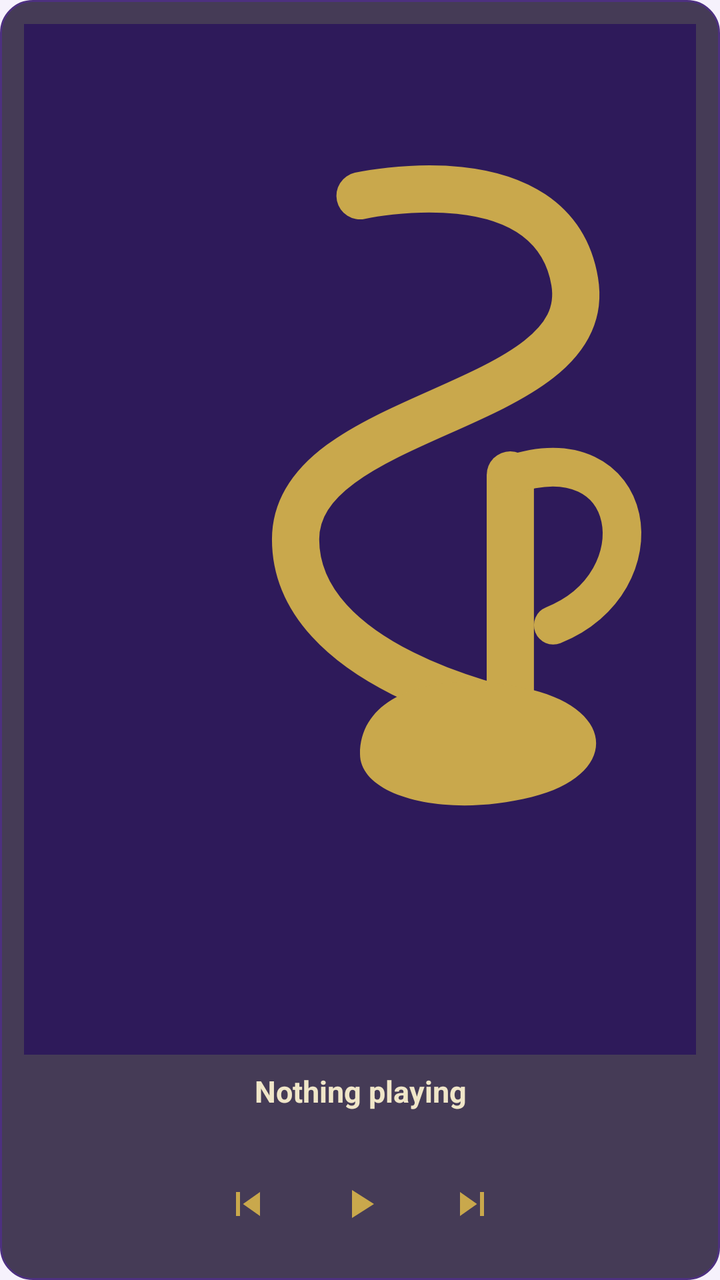
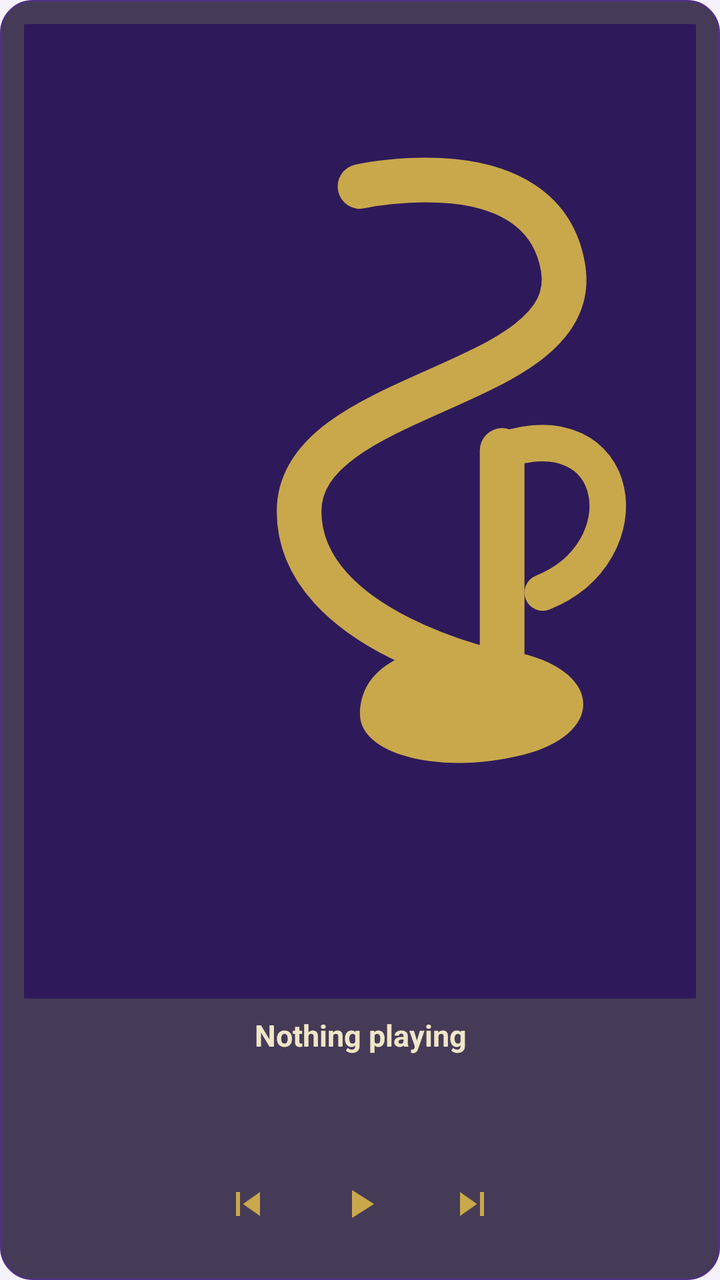

The first picture is an Android layout as it rendered before a commit; the second is the same layout after the commit. The layout source and the unified diff follow.
<!-- AndroidManifest.xml: application theme Theme.Swara -->
<!-- res/layout/widget_swara_player_vertical.xml -->
<?xml version="1.0" encoding="utf-8"?>
<LinearLayout xmlns:android="http://schemas.android.com/apk/res/android"
    android:id="@+id/widget_root"
    android:layout_width="match_parent"
    android:layout_height="match_parent"
    android:orientation="vertical"
    android:background="@drawable/bg_widget"
    android:padding="12dp">

    
    <ImageView
        android:id="@+id/widget_album_art"
        android:layout_width="match_parent"
        android:layout_height="0dp"
        android:layout_weight="1"
        android:scaleType="centerCrop"
        android:adjustViewBounds="true"
        android:src="@drawable/ic_artwork_fallback"
        android:contentDescription="@string/cd_album_art" />

    
    <LinearLayout
        android:id="@+id/widget_info"
        android:layout_width="match_parent"
        android:layout_height="wrap_content"
        android:orientation="vertical"
        android:gravity="center"
        android:layout_marginTop="8dp"
        android:layout_marginBottom="4dp">

        <TextView
            android:id="@+id/widget_song_title"
            android:layout_width="wrap_content"
            android:layout_height="wrap_content"
            android:text="@string/widget_no_song"
            android:textColor="#F0E6C8"
            android:textSize="15sp"
            android:textStyle="bold"
            android:maxLines="1"
            android:gravity="center"
            android:ellipsize="marquee"
            android:singleLine="true" />

        <TextView
            android:id="@+id/widget_artist_name"
            android:layout_width="wrap_content"
            android:layout_height="wrap_content"
            android:layout_marginTop="2dp"
            android:text=""
            android:textColor="#9B7EC8"
            android:textSize="12sp"
            android:maxLines="1"
            android:gravity="center"
            android:ellipsize="end" />

    </LinearLayout>

    
    <LinearLayout
        android:id="@+id/widget_controls"
        android:layout_width="match_parent"
        android:layout_height="wrap_content"
        android:orientation="horizontal"
        android:gravity="center"
        android:layout_marginBottom="2dp">

        <ImageButton
            android:id="@+id/widget_btn_prev"
            android:layout_width="40dp"
            android:layout_height="40dp"
            android:background="@android:color/transparent"
            android:src="@drawable/ic_skip_prev"
            android:tint="#C9A84C"
            android:contentDescription="Previous" />

        <ImageButton
            android:id="@+id/widget_btn_play_pause"
            android:layout_width="48dp"
            android:layout_height="48dp"
            android:background="@android:color/transparent"
            android:src="@drawable/ic_play"
            android:tint="#C9A84C"
            android:contentDescription="Play / Pause"
            android:layout_marginHorizontal="12dp" />

        <ImageButton
            android:id="@+id/widget_btn_next"
            android:layout_width="40dp"
            android:layout_height="40dp"
            android:background="@android:color/transparent"
            android:src="@drawable/ic_skip_next"
            android:tint="#C9A84C"
            android:contentDescription="Next" />

    </LinearLayout>

</LinearLayout>
<!-- resources referenced by this layout -->
<resources>
  <!-- drawable bg_widget (drawable) -->
  <?xml version="1.0" encoding="utf-8"?>
  <shape xmlns:android="http://schemas.android.com/apk/res/android"
      android:shape="rectangle">
  
      <solid android:color="#CC1A0E2E" />  
  
      <stroke
          android:width="1dp"
          android:color="#4D3080" />        
  
      <corners android:radius="16dp" />
  
  </shape>
  <!-- drawable ic_artwork_fallback (drawable) -->
  <?xml version="1.0" encoding="utf-8"?>
  <vector xmlns:android="http://schemas.android.com/apk/res/android"
      android:width="48dp"
      android:height="48dp"
      android:viewportWidth="48"
      android:viewportHeight="48">
  
      
      <path
          android:pathData="M8,0 L40,0 A8,8 0 0 1 48,8 L48,40 A8,8 0 0 1 40,48 L8,48 A8,8 0 0 1 0,40 L0,8 A8,8 0 0 1 8,0 Z"
          android:fillColor="#2E1A5A" />
  
      
      <path
          android:pathData="M24,8 C24,8 33,6 34,12 C35,18 21,18 21,24 C21,30 31,32 31,32"
          android:strokeColor="#C9A84C"
          android:strokeWidth="2.2"
          android:strokeLineCap="round"
          android:fillColor="@android:color/transparent" />
  
      
      <path
          android:pathData="M31,32 L31,21"
          android:strokeColor="#C9A84C"
          android:strokeWidth="2.2"
          android:strokeLineCap="round"
          android:fillColor="@android:color/transparent" />
  
      
      <path
          android:pathData="M31,21 C37,19 38,26 33,28"
          android:strokeColor="#C9A84C"
          android:strokeWidth="1.8"
          android:strokeLineCap="round"
          android:fillColor="@android:color/transparent" />
  
      
      <path
          android:pathData="M24,34 C24,31 28,30 32,31 C36,32 36,35 32,36 C28,37 24,36 24,34 Z"
          android:fillColor="#C9A84C" />
  </vector>
  <!-- drawable ic_play (drawable) -->
  <?xml version="1.0" encoding="utf-8"?>
  <vector xmlns:android="http://schemas.android.com/apk/res/android"
      android:width="24dp" android:height="24dp"
      android:viewportWidth="24" android:viewportHeight="24">
      <path android:fillColor="@android:color/white" android:pathData="M8,5v14l11,-7z"/>
  </vector>
  <!-- drawable ic_skip_next (drawable) -->
  <?xml version="1.0" encoding="utf-8"?>
  <vector xmlns:android="http://schemas.android.com/apk/res/android"
      android:width="24dp" android:height="24dp"
      android:viewportWidth="24" android:viewportHeight="24">
      <path android:fillColor="@android:color/white" android:pathData="M6,18l8.5,-6L6,6v12zM16,6v12h2V6h-2z"/>
  </vector>
  <!-- drawable ic_skip_prev (drawable) -->
  <?xml version="1.0" encoding="utf-8"?>
  <vector xmlns:android="http://schemas.android.com/apk/res/android"
      android:width="24dp" android:height="24dp"
      android:viewportWidth="24" android:viewportHeight="24">
      <path android:fillColor="@android:color/white" android:pathData="M6,6h2v12H6zm3.5,6l8.5,6V6z"/>
  </vector>
  <string name="cd_album_art">Album artwork for %1$s</string>
  <string name="widget_no_song">Nothing playing</string>
  <color name="swara_purple">#3D1F7A</color>
  <color name="swara_light_surface_variant">#EDE6F7</color>
  <color name="swara_light_text_primary">#1F0F3D</color>
  <color name="swara_gold_muted">#7A5A20</color>
  <color name="swara_gold_alpha_20">#33C9A84C</color>
  <color name="swara_lavender">#9B7EC8</color>
  <color name="swara_light_bg">#F6F2FC</color>
  <color name="swara_light_surface">#FFFFFF</color>
  <color name="swara_light_text_secondary">#5B4380</color>
  <color name="swara_light_stroke">#DCCDF2</color>
  <color name="swara_light_text_hint">#7E69A3</color>
  <!-- unchanged entries left out for length: 1 -->
</resources>

<!-- the commit's change to res/layout/widget_swara_player_vertical.xml (unified diff, before → after) -->
@@ -56,6 +56,55 @@
     </LinearLayout>
 
     
+    <FrameLayout
+        android:id="@+id/widget_wave_container"
+        android:layout_width="match_parent"
+        android:layout_height="22dp"
+        android:layout_marginTop="2dp"
+        android:layout_marginBottom="4dp">
+
+        <ViewFlipper
+            android:id="@+id/widget_wave_flipper"
+            android:layout_width="match_parent"
+            android:layout_height="match_parent"
+            android:flipInterval="150"
+            android:autoStart="false">
+
+            <ImageView
+                android:id="@+id/widget_wave_frame_0"
+                android:layout_width="match_parent"
+                android:layout_height="match_parent"
+                android:scaleType="fitXY" />
+
+            <ImageView
+                android:id="@+id/widget_wave_frame_1"
+                android:layout_width="match_parent"
+                android:layout_height="match_parent"
+                android:scaleType="fitXY" />
+
+            <ImageView
+                android:id="@+id/widget_wave_frame_2"
+                android:layout_width="match_parent"
+                android:layout_height="match_parent"
+                android:scaleType="fitXY" />
+
+            <ImageView
+                android:id="@+id/widget_wave_frame_3"
+                android:layout_width="match_parent"
+                android:layout_height="match_parent"
+                android:scaleType="fitXY" />
+
+        </ViewFlipper>
+
+        <ImageView
+            android:id="@+id/widget_wave_idle"
+            android:layout_width="match_parent"
+            android:layout_height="match_parent"
+            android:scaleType="fitXY" />
+
+    </FrameLayout>
+
+    
     <LinearLayout
         android:id="@+id/widget_controls"
         android:layout_width="match_parent"
@@ -81,7 +130,8 @@
             android:src="@drawable/ic_play"
             android:tint="#C9A84C"
             android:contentDescription="Play / Pause"
-            android:layout_marginHorizontal="12dp" />
+            android:layout_marginStart="12dp"
+            android:layout_marginEnd="12dp" />
 
         <ImageButton
             android:id="@+id/widget_btn_next"
